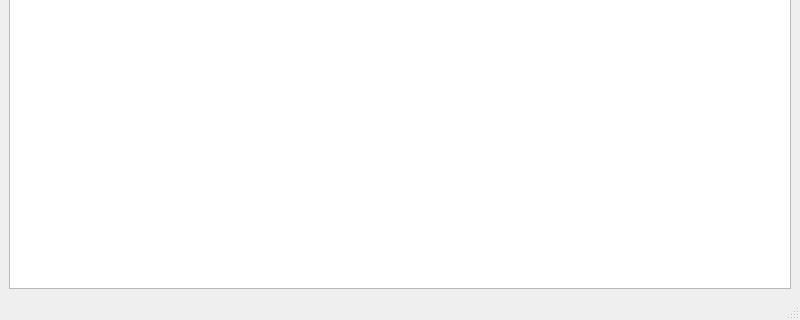
This is qinputreceiver.ui in Zalafina/QInputReceiver as Qt 5 draws it before an edit; both pictures show x 0 to 800 and y 280 to 600 of the 800 by 600 pixel window. The edited form follows.
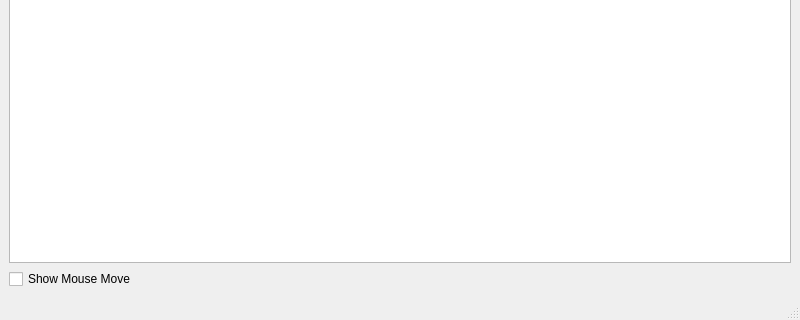
This is the edited form. Custom widgets are drawn as their Qt base class.

Diff of the .ui file:
```diff
--- a/qinputreceiver.ui
+++ b/qinputreceiver.ui
@@ -25,6 +25,13 @@
       </property>
      </widget>
     </item>
+    <item>
+     <widget class="QCheckBox" name="showMouseMoveCheckBox">
+      <property name="text">
+       <string>Show Mouse Move</string>
+      </property>
+     </widget>
+    </item>
    </layout>
   </widget>
   <widget class="QMenuBar" name="menubar">
```
